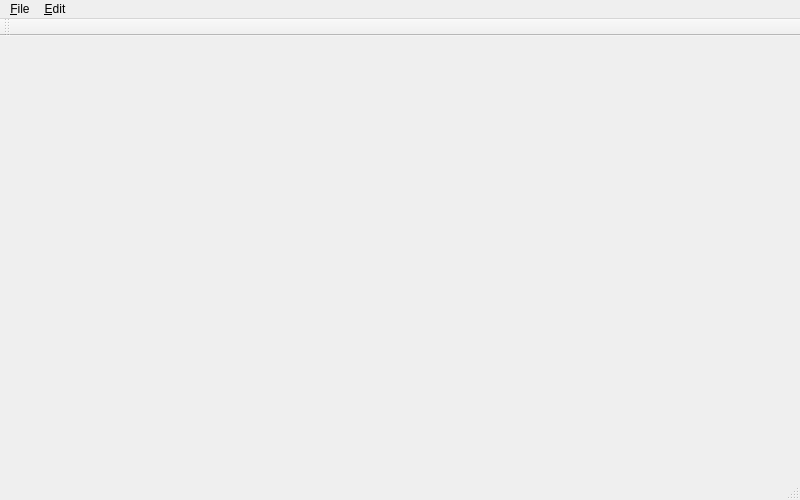
This is src/gui-qt/metasprite/spriteimporter/mainwindow.ui in undisbeliever/untech-editor as Qt 5 draws it before an edit. The edited form follows.
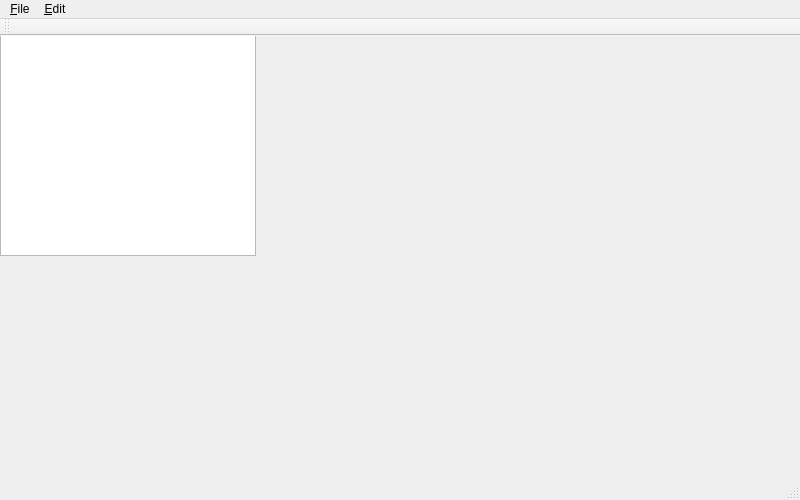
This is the edited form.

Commit message: gui-si: show SI FrameSet Image

What changed in the file:
```diff
--- a/src/gui-qt/metasprite/spriteimporter/mainwindow.ui
+++ b/src/gui-qt/metasprite/spriteimporter/mainwindow.ui
@@ -13,8 +13,13 @@
   <property name="windowTitle">
    <string>UnTech</string>
   </property>
-  <widget class="QWidget" name="centralWidget">
-   <layout class="QVBoxLayout" name="verticalLayout_2"/>
+  <widget class="QGraphicsView" name="graphicsView">
+   <property name="minimumSize">
+    <size>
+     <width>256</width>
+     <height>256</height>
+    </size>
+   </property>
   </widget>
   <widget class="QMenuBar" name="menuBar">
    <property name="geometry">
```
The commit also changes 6 other files.
